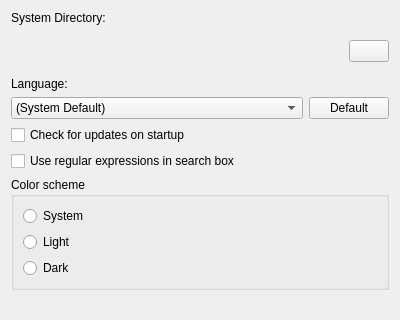
Before: the Qt Designer form src/qt/qt_vmmanager_preferences.ui in 86Box/86Box, drawn with Qt 5; both pictures show x 0 to 400 and y 0 to 320 of the 400 by 475 pixel window.
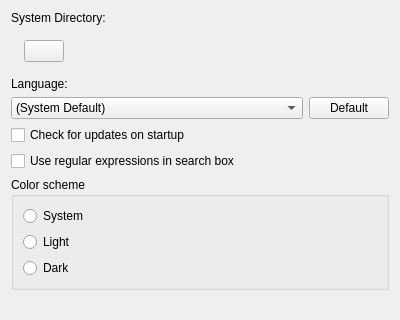
After: the same form once the commit is applied.

Commit message: Fix possibly stretched appearance on manager preferences

Patch:
```diff
--- a/src/qt/qt_vmmanager_preferences.ui
+++ b/src/qt/qt_vmmanager_preferences.ui
@@ -30,6 +30,9 @@
       <property name="rightMargin">
        <number>0</number>
       </property>
+      <property name="sizeConstraint">
+       <enum>QLayout::SizeConstraint::SetFixedSize</enum>
+      </property>
       <item>
        <widget class="QLabel" name="systemDirectory">
         <property name="text">
```
